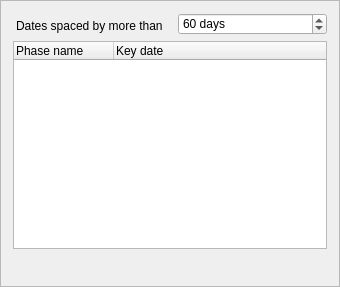
This is core/phases.ui in Rekall/Rekall as Qt 5 draws it before an edit. The edited form follows.
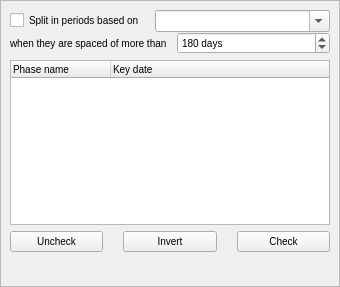
This is the edited form.

Commit message: New visualisation: horizontal timeline

```diff
--- a/core/phases.ui
+++ b/core/phases.ui
@@ -14,10 +14,7 @@
    <string>Form</string>
   </property>
   <property name="styleSheet">
-   <string notr="true">QLabel {
-	padding-top: 3px;
-}
-</string>
+   <string notr="true">font-size: 10px;</string>
   </property>
   <layout class="QVBoxLayout" name="verticalLayout">
    <property name="spacing">
@@ -43,54 +40,76 @@
      <property name="frameShadow">
       <enum>QFrame::Raised</enum>
      </property>
-     <layout class="QVBoxLayout" name="verticalLayout_2">
+     <layout class="QVBoxLayout" name="verticalLayout_3">
       <property name="spacing">
        <number>6</number>
       </property>
-      <property name="leftMargin">
-       <number>12</number>
-      </property>
-      <property name="topMargin">
-       <number>12</number>
-      </property>
-      <property name="rightMargin">
-       <number>12</number>
-      </property>
-      <property name="bottomMargin">
-       <number>12</number>
-      </property>
       <item>
-       <layout class="QGridLayout" name="gridLayout">
-        <property name="horizontalSpacing">
-         <number>12</number>
+       <layout class="QVBoxLayout" name="verticalLayout_2">
+        <property name="spacing">
+         <number>0</number>
         </property>
-        <property name="verticalSpacing">
-         <number>6</number>
-        </property>
-        <item row="0" column="0">
-         <widget class="QLabel" name="daysToLabel">
-          <property name="text">
-           <string>Dates spaced by more than</string>
+        <item>
+         <layout class="QHBoxLayout" name="horizontalLayout_3" stretch="0,1">
+          <property name="spacing">
+           <number>10</number>
           </property>
-         </widget>
+          <item>
+           <widget class="QCheckBox" name="allow">
+            <property name="text">
+             <string>Split in periods based on</string>
+            </property>
+           </widget>
+          </item>
+          <item>
+           <widget class="QComboBox" name="filter">
+            <property name="editable">
+             <bool>true</bool>
+            </property>
+           </widget>
+          </item>
+         </layout>
         </item>
-        <item row="0" column="1">
-         <widget class="QSpinBox" name="daysTo">
-          <property name="suffix">
-           <string> days</string>
+        <item>
+         <layout class="QHBoxLayout" name="horizontalLayout" stretch="0,1">
+          <property name="spacing">
+           <number>10</number>
           </property>
-          <property name="maximum">
-           <number>999999</number>
-          </property>
-          <property name="value">
-           <number>60</number>
-          </property>
-         </widget>
+          <item>
+           <widget class="QLabel" name="title">
+            <property name="minimumSize">
+             <size>
+              <width>110</width>
+              <height>20</height>
+             </size>
+            </property>
+            <property name="text">
+             <string>when they are spaced of more than</string>
+            </property>
+           </widget>
+          </item>
+          <item>
+           <widget class="QSpinBox" name="daysTo">
+            <property name="suffix">
+             <string> days</string>
+            </property>
+            <property name="maximum">
+             <number>999999</number>
+            </property>
+            <property name="value">
+             <number>180</number>
+            </property>
+           </widget>
+          </item>
+         </layout>
         </item>
        </layout>
       </item>
       <item>
-       <widget class="QTreeWidget" name="names">
+       <widget class="QTreeWidget" name="checks">
+        <property name="selectionMode">
+         <enum>QAbstractItemView::ContiguousSelection</enum>
+        </property>
         <property name="indentation">
          <number>0</number>
         </property>
@@ -109,6 +128,34 @@
         </column>
        </widget>
       </item>
+      <item>
+       <layout class="QHBoxLayout" name="horizontalLayout_2">
+        <property name="spacing">
+         <number>20</number>
+        </property>
+        <item>
+         <widget class="QPushButton" name="uncheckAll">
+          <property name="text">
+           <string>Uncheck</string>
+          </property>
+         </widget>
+        </item>
+        <item>
+         <widget class="QPushButton" name="invertAll">
+          <property name="text">
+           <string>Invert</string>
+          </property>
+         </widget>
+        </item>
+        <item>
+         <widget class="QPushButton" name="checkAll">
+          <property name="text">
+           <string>Check</string>
+          </property>
+         </widget>
+        </item>
+       </layout>
+      </item>
       <item>
        <spacer name="verticalSpacer">
         <property name="orientation">
```
Left out of the diff: 105 changed lines with no effect on the pictures. The commit also changes 28 other files.
